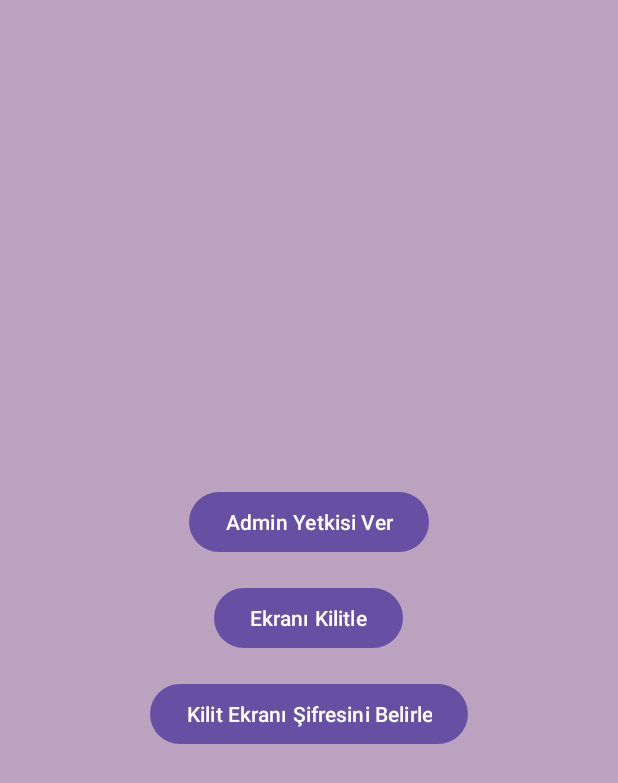
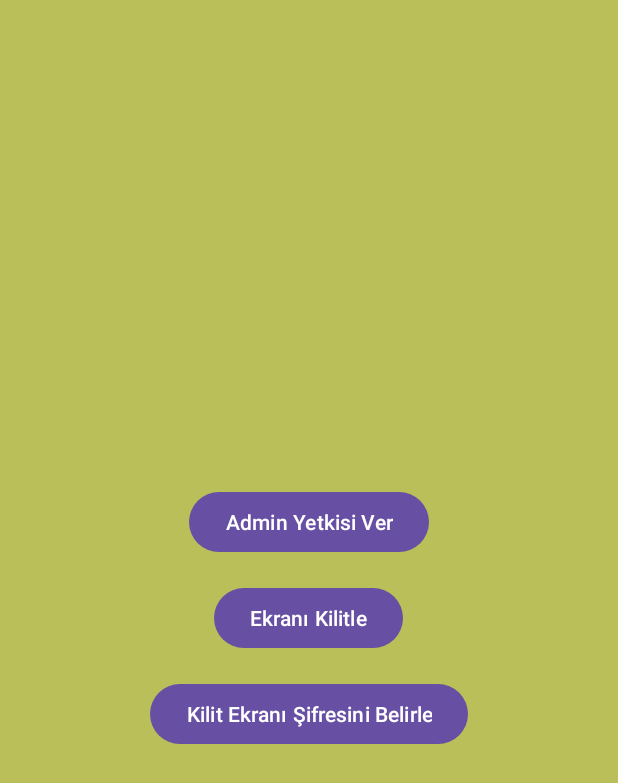
Before and after one commit to BurakDorman/kilitekrani, an Android app: the screen it shows after launch (MainActivity), on a phone screen of 412 x 824 dp. Shown: the top 783 px of the screen. Run offline under Robolectric (Android 15) with nearby library versions, the phone set to English and light mode, and no system bars.

Commit message:
Random color

```diff
--- a/app/src/main/java/com/example/kilitekrani/MainActivity.java
+++ b/app/src/main/java/com/example/kilitekrani/MainActivity.java
@@ -1,20 +1,17 @@
 package com.example.kilitekrani;
+
+import androidx.appcompat.app.AppCompatActivity;
 
 import android.app.Activity;
 import android.app.ActivityManager;
 import android.app.admin.DevicePolicyManager;
 import android.content.ComponentName;
 import android.content.Intent;
-import android.graphics.Color;
 import android.os.Bundle;
 import android.view.View;
 import android.widget.Toast;
 
-import androidx.appcompat.app.AppCompatActivity;
-
 import com.google.android.material.button.MaterialButton;
-
-import java.util.Random;
 
 public class MainActivity extends AppCompatActivity implements View.OnClickListener{
 
@@ -26,11 +23,6 @@ public class MainActivity extends AppCompatActivity implements View.OnClickListe
 
     @Override
     public void onCreate(Bundle savedInstanceState) {
-
-        Random random = new Random();
-        int color = Color.argb(255, random.nextInt(256), random.nextInt(256), random.nextInt(256));
-        getWindow().getDecorView().setBackgroundColor(color);
-
         super.onCreate(savedInstanceState);
         setContentView(R.layout.activity_main);
 
@@ -47,6 +39,10 @@ public class MainActivity extends AppCompatActivity implements View.OnClickListe
         enable.setOnClickListener(this);
         disable.setOnClickListener(this);
         pattern.setOnClickListener(this);
+
+        // Rastgele bir arkaplan rengi belirleyin
+        int color = ColorRandomizer.rastgeleRenkOlustur();
+        getWindow().getDecorView().setBackgroundColor(color);
 
         updateAdminButtonsVisibility();
     }
```
Also changed, not shown: app/src/main/java/com/example/kilitekrani/ColorRandomizer.java (added, +13 -0 lines).
